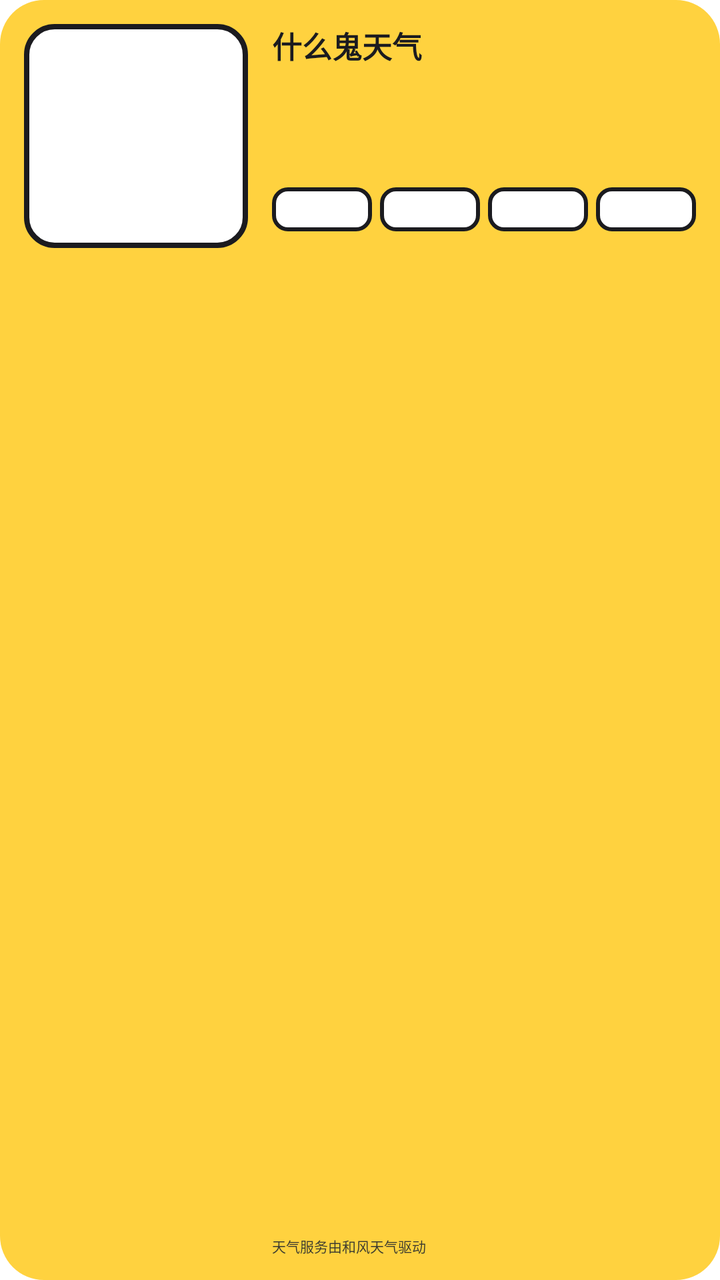
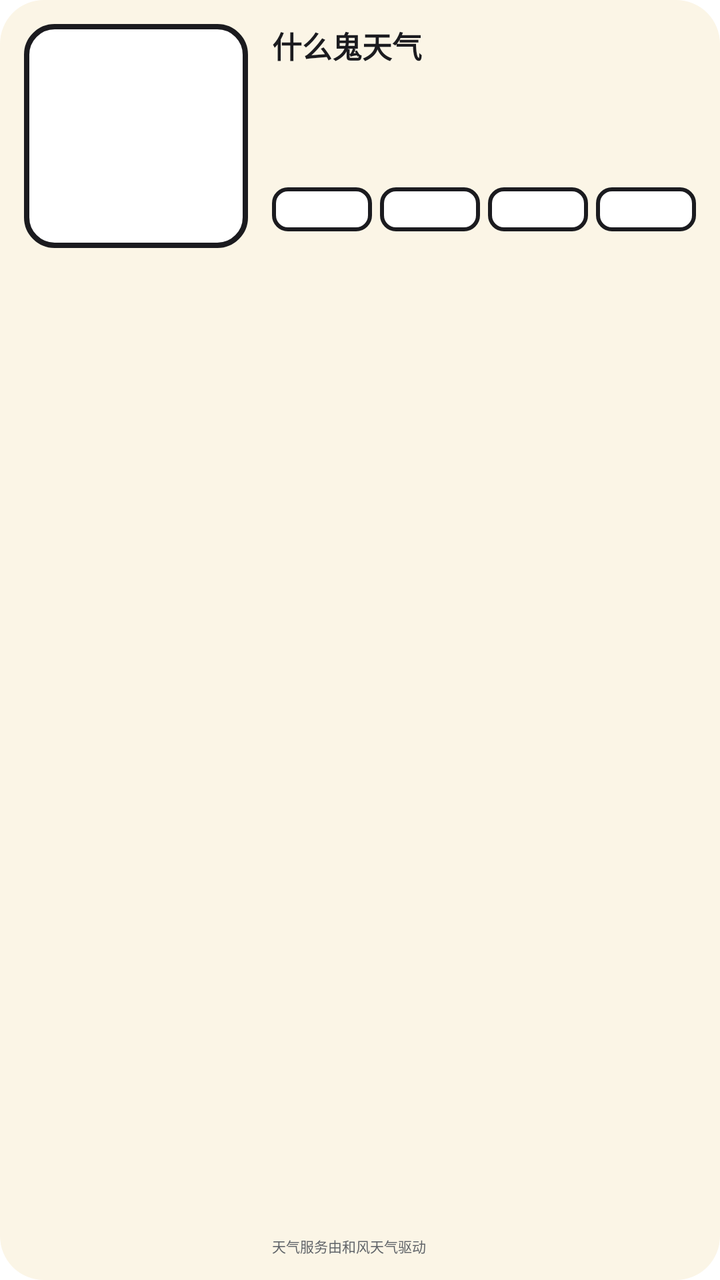

Compare the two renders of this Android layout. The source of the first and the diff that turns it into the second are given below.
<!-- AndroidManifest.xml: fallback theme Theme.MaterialComponents.DayNight.NoActionBar -->
<!-- res/layout/widget_medium.xml -->
<?xml version="1.0" encoding="utf-8"?>
<FrameLayout xmlns:android="http://schemas.android.com/apk/res/android"
    android:id="@+id/widget_root"
    android:layout_width="match_parent"
    android:layout_height="match_parent"
    android:background="@drawable/widget_background"
    android:padding="12dp">

    <LinearLayout
        android:id="@+id/weather_group"
        android:layout_width="match_parent"
        android:layout_height="match_parent"
        android:orientation="horizontal">

        <FrameLayout
            android:layout_width="112dp"
            android:layout_height="112dp"
            android:background="@drawable/widget_avatar_frame"
            android:padding="2.5dp">

            <ImageView
                android:id="@+id/avatar"
                android:layout_width="match_parent"
                android:layout_height="match_parent"
                android:contentDescription="@string/widget_avatar"
                android:scaleType="fitCenter" />
        </FrameLayout>

        <LinearLayout
            android:layout_width="0dp"
            android:layout_height="match_parent"
            android:layout_marginStart="12dp"
            android:layout_weight="1"
            android:orientation="vertical">

            <LinearLayout
                android:layout_width="match_parent"
                android:layout_height="wrap_content"
                android:gravity="bottom"
                android:orientation="horizontal">

                <TextView
                    android:id="@+id/city"
                    style="@style/WidgetTitle"
                    android:layout_width="0dp"
                    android:layout_weight="1"
                    android:text="什么鬼天气" />

                <TextView
                    android:id="@+id/obs"
                    style="@style/WidgetTiny" />
            </LinearLayout>

            <LinearLayout
                android:layout_width="match_parent"
                android:layout_height="wrap_content"
                android:layout_marginTop="2dp"
                android:gravity="center_vertical"
                android:orientation="horizontal">

                <TextView
                    android:id="@+id/temp"
                    style="@style/WidgetTemp"
                    android:textSize="30sp" />

                <LinearLayout
                    android:layout_width="wrap_content"
                    android:layout_height="wrap_content"
                    android:layout_marginStart="8dp"
                    android:orientation="vertical">

                    <TextView
                        android:id="@+id/text"
                        style="@style/WidgetBody" />

                    <TextView
                        android:id="@+id/range"
                        style="@style/WidgetSmall"
                        android:layout_marginTop="1dp" />
                </LinearLayout>
            </LinearLayout>

            <TextView
                android:id="@+id/line"
                style="@style/WidgetBody"
                android:layout_width="match_parent"
                android:layout_marginTop="4dp" />

            <LinearLayout
                android:layout_width="match_parent"
                android:layout_height="wrap_content"
                android:layout_marginTop="5dp"
                android:orientation="horizontal">

                <TextView
                    android:id="@+id/chip0"
                    style="@style/WidgetChip"
                    android:layout_width="0dp"
                    android:layout_weight="1"
                    android:paddingStart="2dp"
                    android:paddingEnd="2dp" />

                <TextView
                    android:id="@+id/chip1"
                    style="@style/WidgetChip"
                    android:layout_width="0dp"
                    android:layout_marginStart="4dp"
                    android:layout_weight="1"
                    android:paddingStart="2dp"
                    android:paddingEnd="2dp" />

                <TextView
                    android:id="@+id/chip2"
                    style="@style/WidgetChip"
                    android:layout_width="0dp"
                    android:layout_marginStart="4dp"
                    android:layout_weight="1"
                    android:paddingStart="2dp"
                    android:paddingEnd="2dp" />

                <TextView
                    android:id="@+id/chip3"
                    style="@style/WidgetChip"
                    android:layout_width="0dp"
                    android:layout_marginStart="4dp"
                    android:layout_weight="1"
                    android:paddingStart="2dp"
                    android:paddingEnd="2dp" />
            </LinearLayout>

            <FrameLayout
                android:layout_width="match_parent"
                android:layout_height="0dp"
                android:layout_weight="1" />

            <TextView style="@style/WidgetCredit" />
        </LinearLayout>
    </LinearLayout>

    <LinearLayout
        android:id="@+id/serious_group"
        android:layout_width="match_parent"
        android:layout_height="match_parent"
        android:orientation="horizontal"
        android:visibility="gone">

        <FrameLayout
            android:layout_width="84dp"
            android:layout_height="84dp"
            android:background="@drawable/widget_avatar_frame"
            android:padding="2.5dp">

            <ImageView
                android:id="@+id/serious_avatar"
                android:layout_width="match_parent"
                android:layout_height="match_parent"
                android:contentDescription="@string/widget_avatar"
                android:scaleType="fitCenter" />
        </FrameLayout>

        <LinearLayout
            android:layout_width="0dp"
            android:layout_height="match_parent"
            android:layout_marginStart="10dp"
            android:layout_weight="1"
            android:orientation="vertical">

            <LinearLayout
                android:layout_width="match_parent"
                android:layout_height="wrap_content"
                android:orientation="horizontal">

                <TextView
                    android:id="@+id/serious_city"
                    style="@style/WidgetTitle"
                    android:layout_width="0dp"
                    android:layout_weight="1" />

                <TextView
                    android:id="@+id/serious_temp"
                    style="@style/WidgetTemp"
                    android:textSize="26sp" />
            </LinearLayout>

            <TextView
                android:id="@+id/warning_title"
                style="@style/WidgetWarning"
                android:layout_marginTop="4dp"
                android:maxLines="3"
                android:textSize="13sp" />

            <TextView
                android:id="@+id/warning_source"
                style="@style/WidgetTiny"
                android:layout_marginTop="4dp" />

            <TextView
                android:id="@+id/warning_hint"
                style="@style/WidgetTiny"
                android:textColor="@color/widget_muted" />

            <FrameLayout
                android:layout_width="match_parent"
                android:layout_height="0dp"
                android:layout_weight="1" />

            <TextView style="@style/WidgetCredit" />
        </LinearLayout>
    </LinearLayout>

    <LinearLayout
        android:id="@+id/message_group"
        android:layout_width="match_parent"
        android:layout_height="match_parent"
        android:orientation="vertical"
        android:visibility="gone">

        <TextView
            android:id="@+id/message_title"
            style="@style/WidgetTitle" />

        <TextView
            android:id="@+id/message_text"
            style="@style/WidgetBody"
            android:layout_marginTop="6dp"
            android:maxLines="3"
            android:textColor="@color/widget_muted_on_yellow" />
    </LinearLayout>
</FrameLayout>
<!-- resources referenced by this layout -->
<resources>
  <color name="widget_muted">#FF5F6368</color>
  <color name="widget_muted_on_yellow">#FF3A3A30</color>
  <!-- drawable widget_avatar_frame (drawable) -->
  <?xml version="1.0" encoding="utf-8"?>
  <shape xmlns:android="http://schemas.android.com/apk/res/android" android:shape="rectangle">
      <solid android:color="@android:color/white" />
      <stroke android:width="2.5dp" android:color="@color/widget_ink" />
      <corners android:radius="14dp" />
  </shape>
  <!-- drawable widget_background (drawable) -->
  <?xml version="1.0" encoding="utf-8"?>
  <shape xmlns:android="http://schemas.android.com/apk/res/android" android:shape="rectangle">
      <solid android:color="@color/widget_yellow" />
      <corners android:radius="22dp" />
  </shape>
  <string name="widget_avatar">天气形象</string>
  <style name="WidgetBody" parent="WidgetText">
          <item name="android:textSize">12sp</item>
          <item name="android:textStyle">bold</item>
      </style>
  <style name="WidgetChip" parent="WidgetText">
          <item name="android:layout_height">22dp</item>
          <item name="android:gravity">center</item>
          <item name="android:paddingStart">6dp</item>
          <item name="android:paddingEnd">6dp</item>
          <item name="android:textSize">11sp</item>
          <item name="android:fontFamily">sans-serif-black</item>
          <item name="android:background">@drawable/widget_chip</item>
          <item name="android:ellipsize">none</item>
      </style>
  <style name="WidgetCredit" parent="WidgetText">
          <item name="android:textSize">7sp</item>
          <item name="android:textColor">@color/widget_muted_on_yellow</item>
          <item name="android:text">天气服务由和风天气驱动</item>
      </style>
  <style name="WidgetSmall" parent="WidgetText">
          <item name="android:textSize">11sp</item>
          <item name="android:textStyle">bold</item>
      </style>
  <style name="WidgetTemp" parent="WidgetText">
          <item name="android:textSize">32sp</item>
          <item name="android:fontFamily">sans-serif-black</item>
      </style>
  <style name="WidgetTiny" parent="WidgetText">
          <item name="android:textSize">9sp</item>
          <item name="android:textStyle">bold</item>
          <item name="android:textColor">@color/widget_muted_on_yellow</item>
      </style>
  <style name="WidgetTitle" parent="WidgetText">
          <item name="android:textSize">15sp</item>
          <item name="android:fontFamily">sans-serif-black</item>
      </style>
  <color name="widget_ink">#FF1B1B1F</color>
  <color name="widget_yellow">#FFFFD23F</color>
  <style name="WidgetText">
          <item name="android:layout_width">wrap_content</item>
          <item name="android:layout_height">wrap_content</item>
          <item name="android:textColor">@color/widget_ink</item>
          <item name="android:includeFontPadding">false</item>
          <item name="android:maxLines">1</item>
          <item name="android:ellipsize">end</item>
      </style>
  <!-- drawable widget_chip (drawable) -->
  <?xml version="1.0" encoding="utf-8"?>
  <shape xmlns:android="http://schemas.android.com/apk/res/android" android:shape="rectangle">
      <solid android:color="@android:color/white" />
      <stroke android:width="2dp" android:color="@color/widget_ink" />
      <corners android:radius="7dp" />
  </shape>
  <!-- drawable widget_warning_other (drawable) -->
  <?xml version="1.0" encoding="utf-8"?>
  <shape xmlns:android="http://schemas.android.com/apk/res/android" android:shape="rectangle">
      <solid android:color="#FFF3F4F6" />
      <stroke android:width="2dp" android:color="@color/widget_ink" />
      <corners android:radius="8dp" />
  </shape>
  <!-- unchanged entries left out for length: 1 -->
</resources>

<!-- the commit's change to res/layout/widget_medium.xml (unified diff, before → after) -->
@@ -224,6 +224,6 @@
             style="@style/WidgetBody"
             android:layout_marginTop="6dp"
             android:maxLines="3"
-            android:textColor="@color/widget_muted_on_yellow" />
+            android:textColor="@color/widget_muted" />
     </LinearLayout>
 </FrameLayout>
<!-- resource entries referenced after the edit -->
@@ -1,7 +1,6 @@
 <!-- resources referenced by this layout -->
 <resources>
   <color name="widget_muted">#FF5F6368</color>
-  <color name="widget_muted_on_yellow">#FF3A3A30</color>
   <!-- drawable widget_avatar_frame (drawable) -->
   <?xml version="1.0" encoding="utf-8"?>
   <shape xmlns:android="http://schemas.android.com/apk/res/android" android:shape="rectangle">
@@ -12,7 +11,7 @@
   <!-- drawable widget_background (drawable) -->
   <?xml version="1.0" encoding="utf-8"?>
   <shape xmlns:android="http://schemas.android.com/apk/res/android" android:shape="rectangle">
-      <solid android:color="@color/widget_yellow" />
+      <solid android:color="@color/widget_paper" />
       <corners android:radius="22dp" />
   </shape>
   <string name="widget_avatar">天气形象</string>
@@ -32,7 +31,7 @@
       </style>
   <style name="WidgetCredit" parent="WidgetText">
           <item name="android:textSize">7sp</item>
-          <item name="android:textColor">@color/widget_muted_on_yellow</item>
+          <item name="android:textColor">@color/widget_muted</item>
           <item name="android:text">天气服务由和风天气驱动</item>
       </style>
   <style name="WidgetSmall" parent="WidgetText">
@@ -46,14 +45,14 @@
   <style name="WidgetTiny" parent="WidgetText">
           <item name="android:textSize">9sp</item>
           <item name="android:textStyle">bold</item>
-          <item name="android:textColor">@color/widget_muted_on_yellow</item>
+          <item name="android:textColor">@color/widget_muted</item>
       </style>
   <style name="WidgetTitle" parent="WidgetText">
           <item name="android:textSize">15sp</item>
           <item name="android:fontFamily">sans-serif-black</item>
       </style>
   <color name="widget_ink">#FF1B1B1F</color>
-  <color name="widget_yellow">#FFFFD23F</color>
+  <color name="widget_paper">#FFFBF5E6</color>
   <style name="WidgetText">
           <item name="android:layout_width">wrap_content</item>
           <item name="android:layout_height">wrap_content</item>
@@ -72,7 +71,7 @@
   <!-- drawable widget_warning_other (drawable) -->
   <?xml version="1.0" encoding="utf-8"?>
   <shape xmlns:android="http://schemas.android.com/apk/res/android" android:shape="rectangle">
-      <solid android:color="#FFF3F4F6" />
+      <solid android:color="@android:color/white" />
       <stroke android:width="2dp" android:color="@color/widget_ink" />
       <corners android:radius="8dp" />
   </shape>
